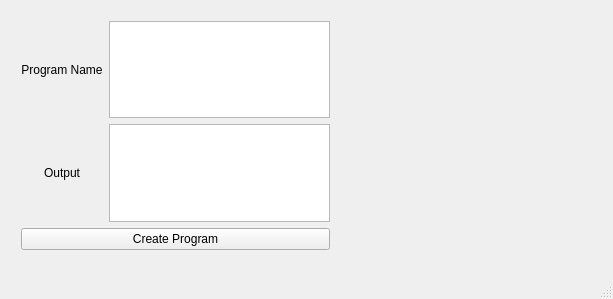
Before: the Qt Designer form Protobyte/ProtoCreator/ProtoCreator/protocreator.ui in irajgreenberg/Protobyte_0.1.5_quark, drawn with Qt 5.
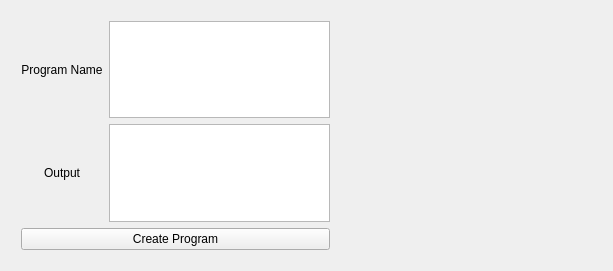
After: the same form once the commit is applied. Icons and pictures are not drawn.

Commit message: Finished implementing new constructors for ProtoBlock and ProtoCylinder. Removed status bar from ProtoController program.

What changed in the file:
```diff
--- a/Protobyte/ProtoCreator/ProtoCreator/protocreator.ui
+++ b/Protobyte/ProtoCreator/ProtoCreator/protocreator.ui
@@ -7,7 +7,7 @@
     <x>0</x>
     <y>0</y>
     <width>613</width>
-    <height>299</height>
+    <height>271</height>
    </rect>
   </property>
   <property name="windowTitle">
@@ -85,7 +85,6 @@
     </property>
    </widget>
   </widget>
-  <widget class="QStatusBar" name="statusBar"/>
  </widget>
  <layoutdefault spacing="6" margin="11"/>
  <resources/>
```
The commit also changes 4 other files.
